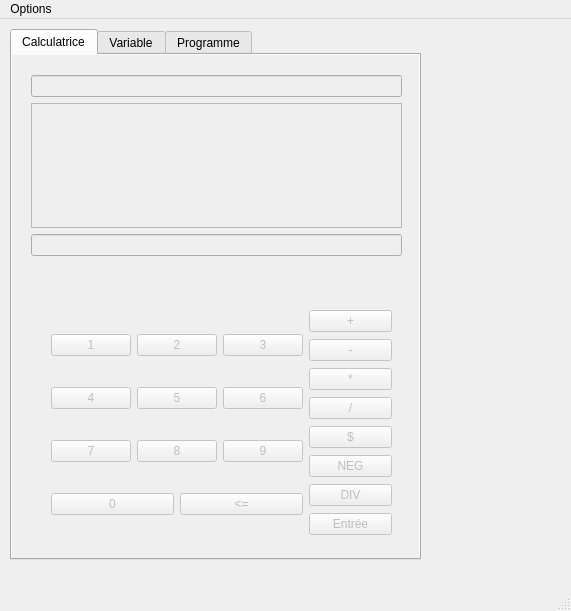
This is interface_graphique.ui in Yolioreo/LO21-projet as Qt 5 draws it before an edit. The edited form follows.
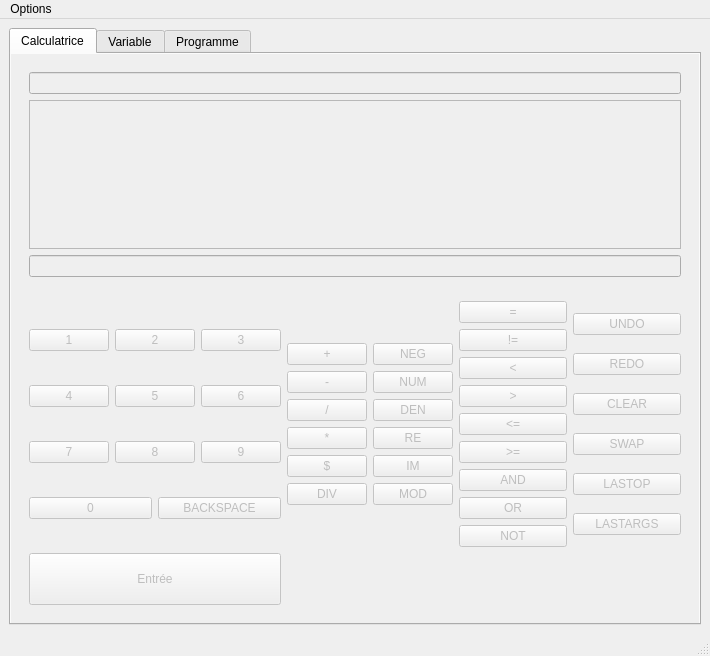
This is the edited form.

Commit message: Fichier de l'interface graphique Début du constructeur et définition de la classe MainWindow

Patch:
```diff
--- a/interface_graphique.ui
+++ b/interface_graphique.ui
@@ -6,23 +6,17 @@
    <rect>
     <x>0</x>
     <y>0</y>
-    <width>571</width>
-    <height>611</height>
+    <width>710</width>
+    <height>656</height>
    </rect>
   </property>
   <property name="windowTitle">
    <string>MainWindow</string>
   </property>
   <widget class="QWidget" name="centralwidget">
+   <layout class="QGridLayout" name="gridLayout_3">
+    <item row="0" column="0">
    <widget class="QTabWidget" name="GereurOnglet">
-    <property name="geometry">
-     <rect>
-      <x>10</x>
-      <y>10</y>
-      <width>411</width>
-      <height>531</height>
-     </rect>
-    </property>
     <property name="currentIndex">
      <number>0</number>
     </property>
@@ -36,28 +30,15 @@
      <attribute name="title">
       <string>Calculatrice</string>
      </attribute>
-     <widget class="QWidget" name="verticalLayoutWidget">
-      <property name="geometry">
-       <rect>
-        <x>9</x>
-        <y>10</y>
-        <width>391</width>
-        <height>481</height>
-       </rect>
-      </property>
-      <layout class="QVBoxLayout" name="verticalLayout_2">
-       <item>
+       <layout class="QGridLayout" name="gridLayout_2">
+        <item row="0" column="0">
         <widget class="QWidget" name="wCommandePile" native="true">
-         <widget class="QWidget" name="layoutWidget">
-          <property name="geometry">
-           <rect>
-            <x>10</x>
-            <y>10</y>
-            <width>371</width>
-            <height>181</height>
-           </rect>
-          </property>
+          <layout class="QGridLayout" name="gridLayout">
+           <item row="0" column="0">
           <layout class="QVBoxLayout" name="verticalLayout">
+             <property name="sizeConstraint">
+              <enum>QLayout::SetFixedSize</enum>
+             </property>
            <item>
             <widget class="QLineEdit" name="wAffichageErreur"/>
            </item>
@@ -68,25 +49,230 @@
             <widget class="QLineEdit" name="wAffichageCommande"/>
            </item>
           </layout>
+           </item>
+          </layout>
          </widget>
-        </widget>
-       </item>
-       <item>
+        </item>
+        <item row="1" column="0">
         <widget class="QWidget" name="wClavier" native="true">
          <property name="enabled">
           <bool>false</bool>
          </property>
-         <widget class="QWidget" name="layoutWidget">
-          <property name="geometry">
-           <rect>
-            <x>30</x>
-            <y>0</y>
-            <width>341</width>
-            <height>231</height>
-           </rect>
-          </property>
-          <layout class="QHBoxLayout" name="clavier">
+          <layout class="QGridLayout" name="gridLayout_4">
+           <item row="1" column="1">
+            <layout class="QVBoxLayout" name="clavierOperateur">
+             <item>
+              <layout class="QHBoxLayout" name="clavierOperateurNumerique">
+               <item>
+                <layout class="QVBoxLayout" name="operateur1">
+                 <item>
+                  <widget class="QPushButton" name="boutonP">
+                   <property name="text">
+                    <string>+</string>
+                   </property>
+                  </widget>
+                 </item>
            <item>
+                  <widget class="QPushButton" name="boutonM">
+                   <property name="text">
+                    <string>-</string>
+                   </property>
+                  </widget>
+                 </item>
+                 <item>
+                  <widget class="QPushButton" name="boutonD">
+                   <property name="text">
+                    <string>/</string>
+                   </property>
+                  </widget>
+                 </item>
+                 <item>
+                  <widget class="QPushButton" name="boutonF">
+                   <property name="text">
+                    <string>*</string>
+                   </property>
+                  </widget>
+                 </item>
+                 <item>
+                  <widget class="QPushButton" name="boutonComplexe">
+                   <property name="text">
+                    <string>$</string>
+                   </property>
+                  </widget>
+                 </item>
+                 <item>
+                  <widget class="QPushButton" name="boutonDIV">
+                   <property name="text">
+                    <string>DIV</string>
+                   </property>
+                  </widget>
+                 </item>
+                </layout>
+               </item>
+               <item>
+                <layout class="QVBoxLayout" name="operateur2">
+                 <item>
+                  <widget class="QPushButton" name="boutonNEG">
+                   <property name="text">
+                    <string>NEG</string>
+                   </property>
+                  </widget>
+                 </item>
+                 <item>
+                  <widget class="QPushButton" name="boutonNUM">
+                   <property name="text">
+                    <string>NUM</string>
+                   </property>
+                  </widget>
+                 </item>
+                 <item>
+                  <widget class="QPushButton" name="boutonDEN">
+                   <property name="text">
+                    <string>DEN</string>
+                   </property>
+                  </widget>
+                 </item>
+                 <item>
+                  <widget class="QPushButton" name="boutonRE">
+                   <property name="text">
+                    <string>RE</string>
+                   </property>
+                  </widget>
+                 </item>
+                 <item>
+                  <widget class="QPushButton" name="boutonIM">
+                   <property name="text">
+                    <string>IM</string>
+                   </property>
+                  </widget>
+                 </item>
+                 <item>
+                  <widget class="QPushButton" name="boutonMOD">
+                   <property name="text">
+                    <string>MOD</string>
+                   </property>
+                  </widget>
+                 </item>
+                </layout>
+               </item>
+              </layout>
+             </item>
+            </layout>
+           </item>
+           <item row="1" column="2">
+            <layout class="QVBoxLayout" name="operateurLogiqueLayout">
+             <item>
+              <widget class="QPushButton" name="boutonEgalite">
+               <property name="text">
+                <string>=</string>
+               </property>
+              </widget>
+             </item>
+             <item>
+              <widget class="QPushButton" name="boutonDIFF">
+               <property name="text">
+                <string>!=</string>
+               </property>
+              </widget>
+             </item>
+             <item>
+              <widget class="QPushButton" name="boutonINF">
+               <property name="text">
+                <string>&lt;</string>
+               </property>
+              </widget>
+             </item>
+             <item>
+              <widget class="QPushButton" name="boutonSUP">
+               <property name="text">
+                <string>&gt;</string>
+               </property>
+              </widget>
+             </item>
+             <item>
+              <widget class="QPushButton" name="boutonINFEG">
+               <property name="text">
+                <string>&lt;=</string>
+               </property>
+              </widget>
+             </item>
+             <item>
+              <widget class="QPushButton" name="boutonSUPEG">
+               <property name="text">
+                <string>&gt;=</string>
+               </property>
+              </widget>
+             </item>
+             <item>
+              <widget class="QPushButton" name="boutonAND">
+               <property name="text">
+                <string>AND</string>
+               </property>
+              </widget>
+             </item>
+             <item>
+              <widget class="QPushButton" name="boutonOR">
+               <property name="text">
+                <string>OR</string>
+               </property>
+              </widget>
+             </item>
+             <item>
+              <widget class="QPushButton" name="boutonNOT">
+               <property name="text">
+                <string>NOT</string>
+               </property>
+              </widget>
+             </item>
+            </layout>
+           </item>
+           <item row="1" column="3">
+            <layout class="QVBoxLayout" name="operateurPileLayout">
+             <item>
+              <widget class="QPushButton" name="boutonUNDO">
+               <property name="text">
+                <string>UNDO</string>
+               </property>
+              </widget>
+             </item>
+             <item>
+              <widget class="QPushButton" name="boutonREDO">
+               <property name="text">
+                <string>REDO</string>
+               </property>
+              </widget>
+             </item>
+             <item>
+              <widget class="QPushButton" name="boutonCLEAR">
+               <property name="text">
+                <string>CLEAR</string>
+               </property>
+              </widget>
+             </item>
+             <item>
+              <widget class="QPushButton" name="boutonSWAP">
+               <property name="text">
+                <string>SWAP</string>
+               </property>
+              </widget>
+             </item>
+             <item>
+              <widget class="QPushButton" name="boutonLAST_OP">
+               <property name="text">
+                <string>LASTOP</string>
+               </property>
+              </widget>
+             </item>
+             <item>
+              <widget class="QPushButton" name="boutonLAST_ARGS">
+               <property name="text">
+                <string>LASTARGS</string>
+               </property>
+              </widget>
+             </item>
+            </layout>
+           </item>
+           <item row="1" column="0">
             <layout class="QVBoxLayout" name="clavierChiffre">
              <item>
               <layout class="QHBoxLayout" name="ligne123">
@@ -178,7 +364,7 @@
                <item>
                 <widget class="QPushButton" name="boutonBS">
                  <property name="text">
-                  <string>&lt;=</string>
+                  <string>BACKSPACE</string>
                  </property>
                 </widget>
                </item>
@@ -186,72 +372,23 @@
              </item>
             </layout>
            </item>
-           <item>
-            <layout class="QVBoxLayout" name="clavierOperateur">
-             <item>
-              <widget class="QPushButton" name="boutonP">
-               <property name="text">
-                <string>+</string>
-               </property>
-              </widget>
-             </item>
-             <item>
-              <widget class="QPushButton" name="boutonM">
-               <property name="text">
-                <string>-</string>
-               </property>
-              </widget>
-             </item>
-             <item>
-              <widget class="QPushButton" name="boutonF">
-               <property name="text">
-                <string>*</string>
-               </property>
-              </widget>
-             </item>
-             <item>
-              <widget class="QPushButton" name="boutonD">
-               <property name="text">
-                <string>/</string>
-               </property>
-              </widget>
-             </item>
-             <item>
-              <widget class="QPushButton" name="boutonC">
-               <property name="text">
-                <string>$</string>
-               </property>
-              </widget>
-             </item>
-             <item>
-              <widget class="QPushButton" name="boutonNEG">
-               <property name="text">
-                <string>NEG</string>
-               </property>
-              </widget>
-             </item>
-             <item>
-              <widget class="QPushButton" name="boutonDIV">
-               <property name="text">
-                <string>DIV</string>
-               </property>
-              </widget>
-             </item>
-             <item>
+           <item row="2" column="0">
               <widget class="QPushButton" name="boutonEntree">
+             <property name="minimumSize">
+              <size>
+               <width>0</width>
+               <height>52</height>
+              </size>
+             </property>
                <property name="text">
                 <string>Entrée</string>
                </property>
               </widget>
              </item>
             </layout>
-           </item>
-          </layout>
          </widget>
-        </widget>
-       </item>
-      </layout>
-     </widget>
+        </item>
+       </layout>
     </widget>
     <widget class="QWidget" name="VariableTab">
      <attribute name="title">
@@ -272,26 +409,23 @@
      <attribute name="title">
       <string>Programme</string>
      </attribute>
-     <widget class="QPlainTextEdit" name="wAffichageProgramme">
-      <property name="geometry">
-       <rect>
-        <x>10</x>
-        <y>10</y>
-        <width>271</width>
-        <height>421</height>
-       </rect>
-      </property>
-     </widget>
-    </widget>
-   </widget>
+       <layout class="QGridLayout" name="gridLayout_6">
+        <item row="0" column="0">
+         <widget class="QPlainTextEdit" name="wAffichageProgramme"/>
+        </item>
+       </layout>
+      </widget>
+     </widget>
+    </item>
+   </layout>
   </widget>
   <widget class="QMenuBar" name="menubar">
    <property name="geometry">
     <rect>
      <x>0</x>
      <y>0</y>
-     <width>571</width>
-     <height>21</height>
+     <width>710</width>
+     <height>25</height>
     </rect>
    </property>
    <widget class="QMenu" name="menuOption">
```
Left out of the diff: 17 changed lines with no effect on the pictures. Lines whose indentation alone changed are shown as unchanged. The commit also changes 5 other files.
